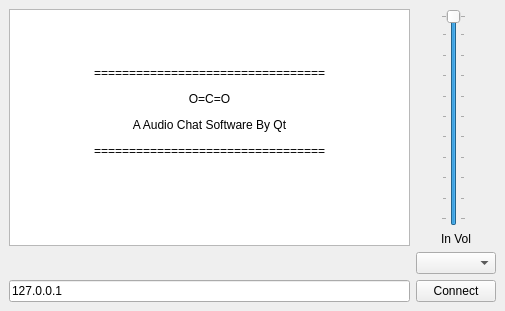
The window that mainwindow.ui (haoxingxing/CO2) describes before a commit, drawn with Qt 5.
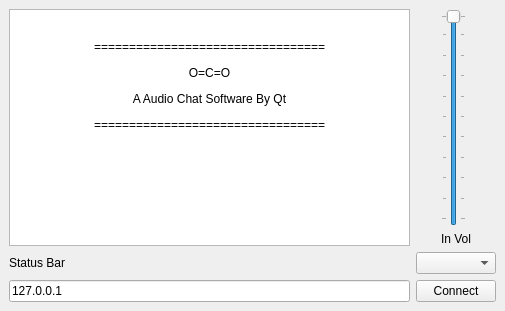
The same window after the commit.

Patch:
```diff
--- a/mainwindow.ui
+++ b/mainwindow.ui
@@ -30,7 +30,6 @@
 p, li { white-space: pre-wrap; }
 &lt;/style&gt;&lt;/head&gt;&lt;body style=&quot; font-family:'SimSun'; font-size:9pt; font-weight:400; font-style:normal;&quot;&gt;
 &lt;p align=&quot;center&quot; style=&quot;-qt-paragraph-type:empty; margin-top:12px; margin-bottom:12px; margin-left:0px; margin-right:0px; -qt-block-indent:0; text-indent:0px;&quot;&gt;&lt;br /&gt;&lt;/p&gt;
-&lt;p align=&quot;center&quot; style=&quot;-qt-paragraph-type:empty; margin-top:12px; margin-bottom:12px; margin-left:0px; margin-right:0px; -qt-block-indent:0; text-indent:0px;&quot;&gt;&lt;br /&gt;&lt;/p&gt;
 &lt;p align=&quot;center&quot; style=&quot; margin-top:12px; margin-bottom:12px; margin-left:0px; margin-right:0px; -qt-block-indent:0; text-indent:0px;&quot;&gt;=================================&lt;/p&gt;
 &lt;p align=&quot;center&quot; style=&quot; margin-top:12px; margin-bottom:12px; margin-left:0px; margin-right:0px; -qt-block-indent:0; text-indent:0px;&quot;&gt;O=C=O&lt;/p&gt;
 &lt;p align=&quot;center&quot; style=&quot; margin-top:12px; margin-bottom:12px; margin-left:0px; margin-right:0px; -qt-block-indent:0; text-indent:0px;&quot;&gt;A Audio Chat Software By Qt&lt;/p&gt;
@@ -41,7 +40,7 @@
     <item row="3" column="0">
      <widget class="QLabel" name="label">
       <property name="text">
-       <string/>
+       <string>Status Bar</string>
       </property>
      </widget>
     </item>
```
Left out of the diff: 2 changed lines with no effect on the pictures.
